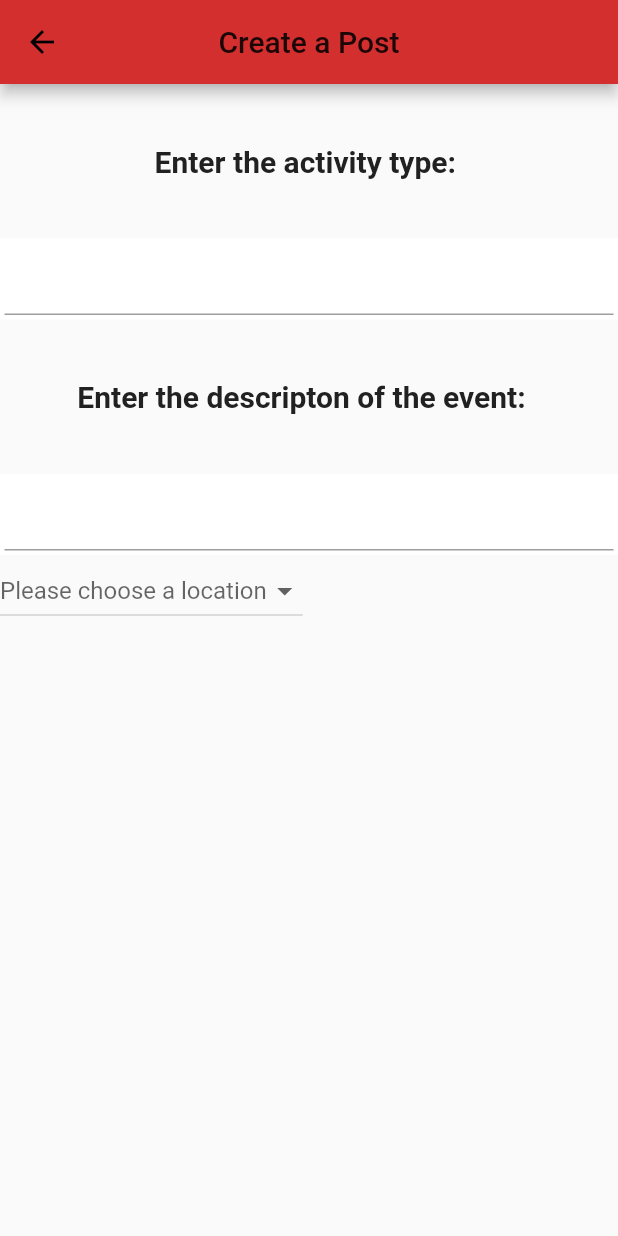
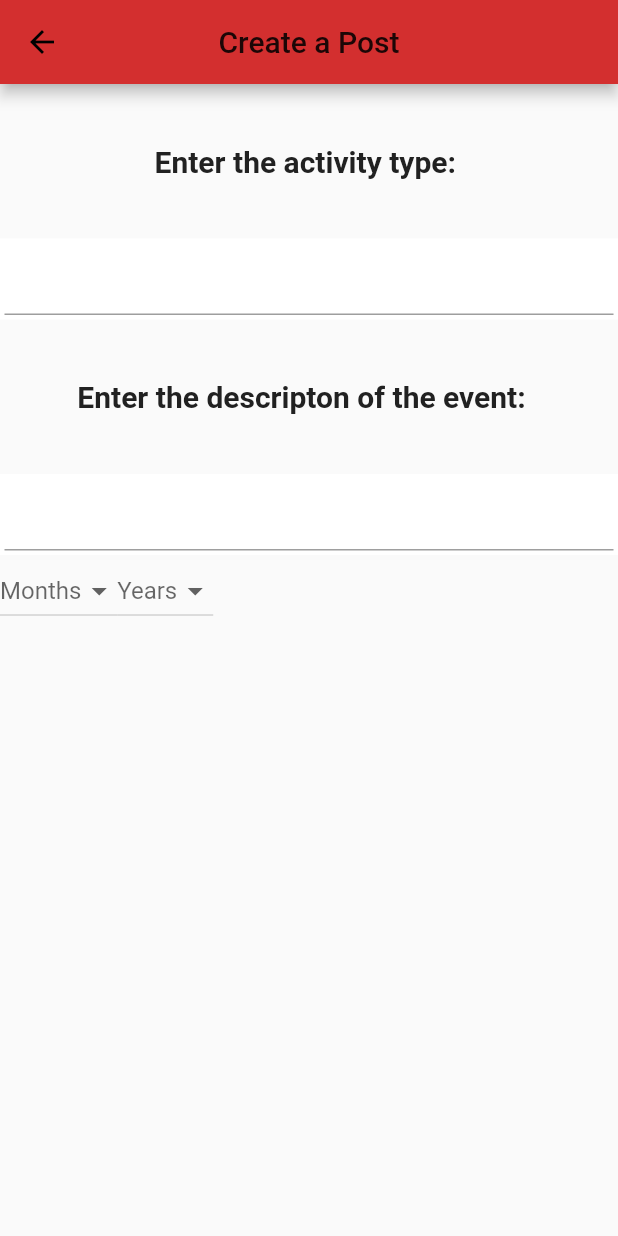
Before and after one commit to anubhajoshi01/play_buddy_app, a Flutter app: the CreatePostScreen screen opened directly, on a phone screen of 412 x 824 dp. Run offline on Flutter 3.47's test engine with Material 2 defaults, Android fonts, the phone set to English and light mode, and no system bars; our stand-ins replace cloud_firestore, firebase_auth, google_maps_flutter, hive, hive_flutter, toggle_switch; missing offline and left inert: async_loader; accounts and stored records are empty.

Commit message:
to be revisted

```diff
--- a/lib/screens/create_post_screen.dart
+++ b/lib/screens/create_post_screen.dart
@@ -3,6 +3,7 @@ import 'package:flutter/material.dart';
 import 'package:frc_challenge_app/components/common_app_bar.dart';
 
 class CreatePostScreen extends StatefulWidget {
+
   @override
   State<StatefulWidget> createState() {
     // TODO: implement createState
@@ -11,15 +12,17 @@ class CreatePostScreen extends StatefulWidget {
 }
 
 class _CreatePostScreen extends State<CreatePostScreen> {
+
   String descriptionStr = "";
   String infoStr = "";
   String activity = "";
   String dropdownMonth = "";
   String dropdownYear = "";
   String dropdownDay = "";
-  DateTime event;
-  static final List <String> years = ['2021', '2022', '2023', '2024'];
-  static final List <String> months = ['01', '02'];
+  static final List<String> years = ['2021', '2022', '2023', '2024'];
+  static final List<String> months = ['01', '02' ];
+
+
 
   @override
   Widget build(BuildContext context) {
@@ -80,26 +83,49 @@ class _CreatePostScreen extends State<CreatePostScreen> {
             ),
           ),
           Container(
-            child: Row(children: <Widget>[
+
+            child:Row(children:<Widget> [
                 DropdownButton(
-            hint: Text('Please choose a location'), // Not necessary for Option 1
                   value: dropdownMonth,
+                  hint:Text("Months"),
+                  icon:Icon(Icons.arrow_drop_down),
                   onChanged: (newValue) {
-              setState(() {
+                    setState
+                    (() {
                       dropdownMonth = newValue;
                     });
                   },
-            items: months.map((location) {
+                  items:
+                    months.map((valueItem) {
                       return DropdownMenuItem(
-                child: new Text(location),
-                value: location,
+                        value: valueItem,
+                        child: Text(valueItem),
                       );
-            }).toList(),
+                    }).toList()
               ),
 
+              DropdownButton(
+                  value: dropdownYear,
+                  hint:Text("Years"),
+                  icon:Icon(Icons.arrow_drop_down),
+                  onChanged: (newValue) {
+                    setState
+                    (() {
+                      dropdownYear = newValue;
+                    });
+                  },
+                  items:
+                    years.map((valueItem) {
+                      return DropdownMenuItem(
+                        value: valueItem,
+                        child:Text(valueItem),
+                      );
+                    }).toList()
+              ),
+          ]
+          ),
+          )
 
-            ]),
-          )
         ],
       ))),
     );
```
Also changed, not shown: lib/screens/post_map_screen.dart (+6 -5 lines), 5 other files. Lines whose indentation alone changed are shown as unchanged.
